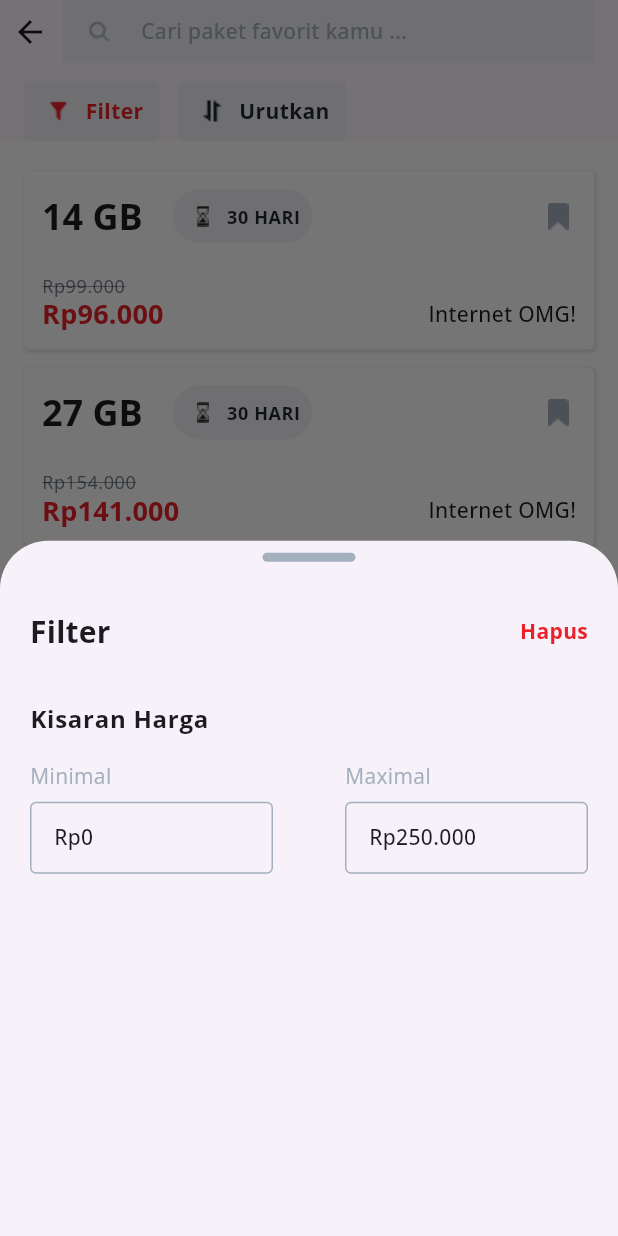
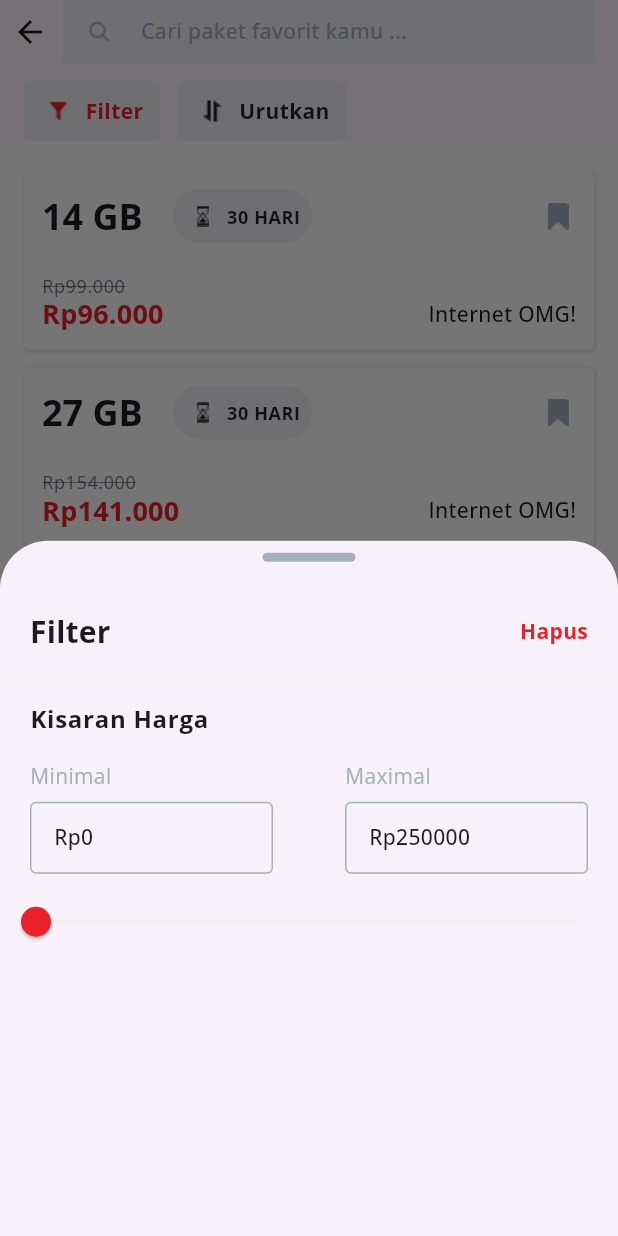
Before and after one commit to ziss11/mytelkomsel-clone-ui, a Flutter app: the SearchPackageResultPage screen opened directly with empty values, after a tap on "Filter", on a phone screen of 412 x 824 dp. Run offline on Flutter 3.47's test engine with Material 2 defaults, Android fonts, the phone set to English and light mode, and no system bars; our stand-ins replace currency_text_input_formatter, equatable, go_router, google_fonts.

```diff
--- a/lib/presentation/pages/search_package_page.dart
+++ b/lib/presentation/pages/search_package_page.dart
@@ -93,7 +93,12 @@ class _SearchPackagePageState extends State<SearchPackagePage> {
   Widget _searchHistoryItem(int id, String text) {
     return InkWell(
       borderRadius: BorderRadius.circular(4),
-      onTap: () {},
+      onTap: () {
+        context.goNamed(
+          SearchPackageResultPage.routeName,
+          params: {"query": text},
+        );
+      },
       child: Row(
         children: [
           const ImageIcon(
@@ -166,7 +171,12 @@ class _SearchPackagePageState extends State<SearchPackagePage> {
   Widget _popularSearchItem(String text) {
     return InkWell(
       borderRadius: BorderRadius.circular(50),
-      onTap: () {},
+      onTap: () {
+        context.goNamed(
+          SearchPackageResultPage.routeName,
+          params: {"query": text},
+        );
+      },
       child: Container(
         padding: const EdgeInsets.symmetric(
           horizontal: 12,
--- a/lib/presentation/pages/search_package_result_page.dart
+++ b/lib/presentation/pages/search_package_result_page.dart
@@ -1,4 +1,6 @@
+import 'package:currency_text_input_formatter/currency_text_input_formatter.dart';
 import 'package:flutter/material.dart';
+import 'package:flutter/services.dart';
 import 'package:go_router/go_router.dart';
 import 'package:mytelkomsel_clone_ui/data/paket_data.dart';
 import 'package:mytelkomsel_clone_ui/presentation/pages/search_package_page.dart';
@@ -21,6 +23,8 @@ class SearchPackageResultPage extends StatefulWidget {
 }
 
 class _SearchPackageResultPageState extends State<SearchPackageResultPage> {
+  double _sliderValue = 0;
+
   final _focusNode = FocusNode();
   late TextEditingController _searchController;
 
@@ -211,13 +215,8 @@ class _SearchPackageResultPageState extends State<SearchPackageResultPage> {
                     ?.copyWith(fontWeight: FontWeight.w700),
               ),
             ),
-            const SizedBox(
-              height: 16,
-            ),
             Padding(
-              padding: const EdgeInsets.symmetric(
-                horizontal: 20,
-              ),
+              padding: const EdgeInsets.fromLTRB(20, 16, 20, 8),
               child: Row(
                 mainAxisAlignment: MainAxisAlignment.spaceBetween,
                 children: [
@@ -234,10 +233,19 @@ class _SearchPackageResultPageState extends State<SearchPackageResultPage> {
                       const SizedBox(
                         height: 7,
                       ),
-                      const SizedBox(
+                      SizedBox(
                         width: 162,
                         child: OutlinedTextField(
+                          keyboardType: TextInputType.number,
                           initialValue: "Rp0",
+                          inputFormatters: [
+                            FilteringTextInputFormatter.allow(RegExp(r"[0-9]")),
+                            CurrencyTextInputFormatter(
+                              locale: "id",
+                              decimalDigits: 0,
+                              symbol: "Rp",
+                            ),
+                          ],
                         ),
                       ),
                     ],
@@ -255,16 +263,40 @@ class _SearchPackageResultPageState extends State<SearchPackageResultPage> {
                       const SizedBox(
                         height: 7,
                       ),
-                      const SizedBox(
+                      SizedBox(
                         width: 162,
                         child: OutlinedTextField(
-                          initialValue: "Rp250.000",
+                          keyboardType: TextInputType.number,
+                          initialValue: "Rp250000",
+                          inputFormatters: [
+                            FilteringTextInputFormatter.allow(RegExp(r"[0-9]")),
+                            CurrencyTextInputFormatter(
+                              locale: "id",
+                              decimalDigits: 0,
+                              symbol: "Rp",
+                            ),
+                          ],
                         ),
                       ),
                     ],
                   ),
                 ],
               ),
+            ),
+            StatefulBuilder(
+              builder: (context, setState) {
+                return Slider.adaptive(
+                  value: _sliderValue,
+                  max: 10,
+                  activeColor: AppColors.red,
+                  inactiveColor: AppColors.lightGrey,
+                  onChanged: ((value) {
+                    setState(() {
+                      _sliderValue = value.roundToDouble();
+                    });
+                  }),
+                );
+              },
             ),
           ],
         );
--- a/lib/presentation/widgets/outlined_textfield.dart
+++ b/lib/presentation/widgets/outlined_textfield.dart
@@ -1,20 +1,27 @@
 import 'package:flutter/material.dart';
+import 'package:flutter/services.dart';
 import 'package:mytelkomsel_clone_ui/utilities/colors.dart';
 
 class OutlinedTextField extends StatelessWidget {
+  final TextInputType? keyboardType;
   final String? initialValue;
   final String? hint;
+  final List<TextInputFormatter>? inputFormatters;
 
   const OutlinedTextField({
     super.key,
+    this.keyboardType,
     this.initialValue,
     this.hint,
+    this.inputFormatters,
   });
 
   @override
   Widget build(BuildContext context) {
     return TextFormField(
+      keyboardType: keyboardType,
       initialValue: initialValue,
+      inputFormatters: inputFormatters,
       style: Theme.of(context).textTheme.bodyText2?.copyWith(
             fontWeight: FontWeight.w500,
           ),
--- a/pubspec.yaml
+++ b/pubspec.yaml
@@ -30,6 +30,7 @@ environment:
 # versions available, run `flutter pub outdated`.
 dependencies:
   cupertino_icons: ^1.0.2
+  currency_text_input_formatter: ^2.1.7
   equatable: ^2.0.5
   flutter:
     sdk: flutter
@@ -41,6 +42,9 @@ dev_dependencies:
   flutter_lints: ^2.0.0
   flutter_test:
     sdk: flutter
+
+dependency_overrides:
+  intl: ^0.17.0
 
 # For information on the generic Dart part of this file, see the
 # following page: https://dart.dev/tools/pub/pubspec
```
Also changed, not shown: pubspec.lock.
